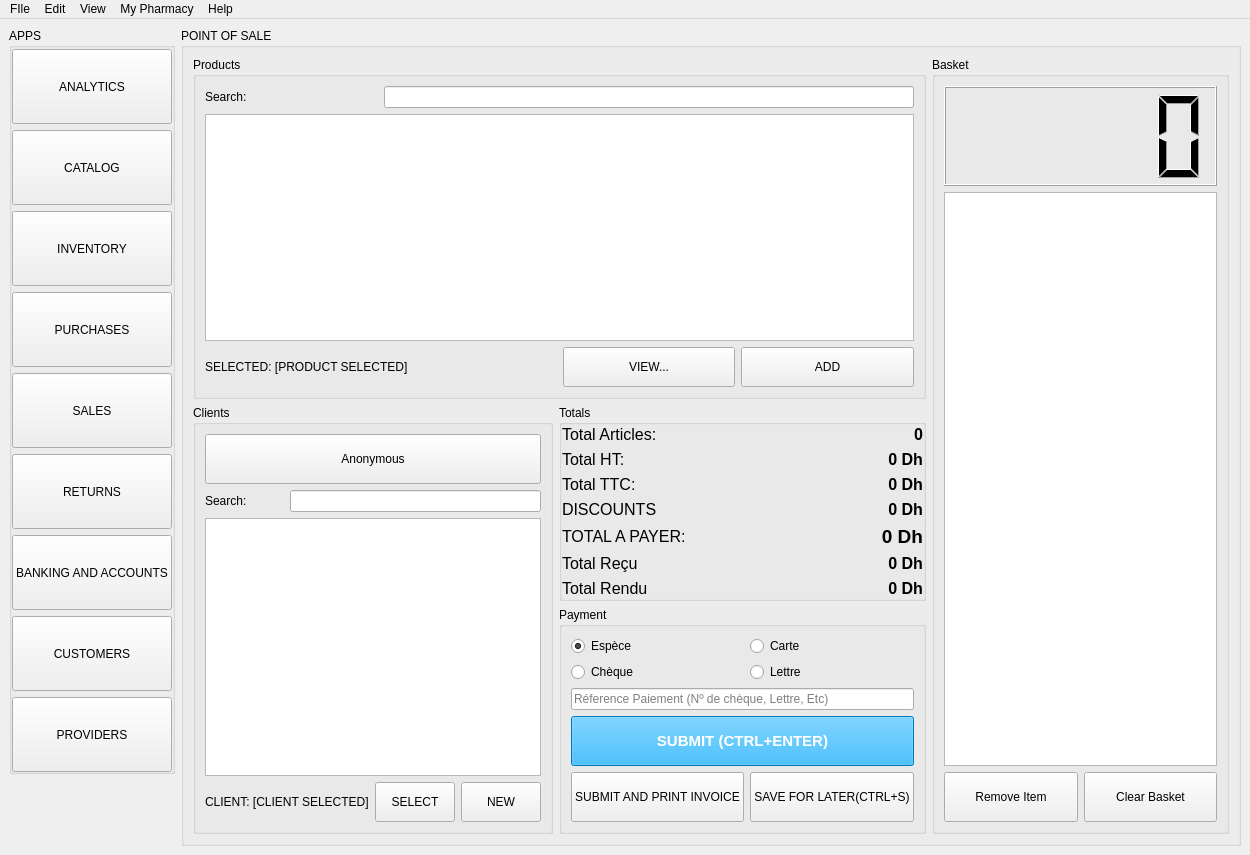
cubicalia/apotekia, file pos/pos_ui/PointOfSale.ui: the form before one commit.
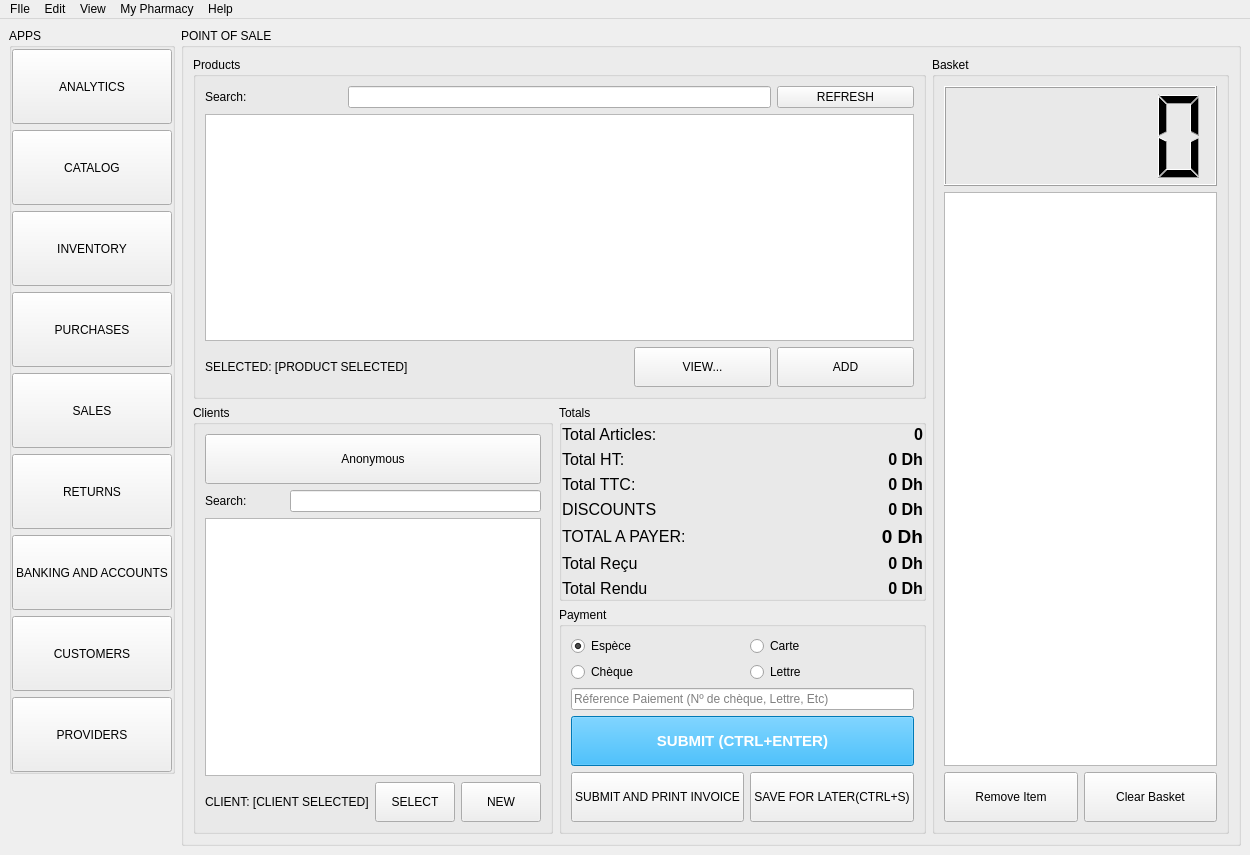
The form after the commit.

The edit to the form file:
```diff
--- a/pos/pos_ui/PointOfSale.ui
+++ b/pos/pos_ui/PointOfSale.ui
@@ -490,16 +490,6 @@
           <string>Products</string>
          </property>
          <layout class="QGridLayout" name="gridLayout_3">
-          <item row="0" column="0">
-           <widget class="QLabel" name="label">
-            <property name="text">
-             <string>Search:</string>
-            </property>
-           </widget>
-          </item>
-          <item row="0" column="1" colspan="3">
-           <widget class="QLineEdit" name="lineEdit"/>
-          </item>
           <item row="2" column="0" colspan="2">
            <widget class="QLabel" name="label_2">
             <property name="text">
@@ -507,45 +497,24 @@
             </property>
            </widget>
           </item>
-          <item row="2" column="2">
-           <widget class="QPushButton" name="pushButton_28">
-            <property name="minimumSize">
-             <size>
-              <width>0</width>
-              <height>40</height>
-             </size>
-            </property>
-            <property name="maximumSize">
-             <size>
-              <width>16777215</width>
-              <height>65</height>
-             </size>
-            </property>
+          <item row="0" column="1" colspan="3">
+           <widget class="QLineEdit" name="lineEdit"/>
+          </item>
+          <item row="0" column="0">
+           <widget class="QLabel" name="label">
             <property name="text">
-             <string>VIEW...</string>
+             <string>Search:</string>
             </property>
            </widget>
           </item>
-          <item row="2" column="3">
-           <widget class="QPushButton" name="pushButton_29">
-            <property name="minimumSize">
-             <size>
-              <width>0</width>
-              <height>40</height>
-             </size>
-            </property>
-            <property name="maximumSize">
-             <size>
-              <width>16777215</width>
-              <height>65</height>
-             </size>
-            </property>
+          <item row="0" column="4">
+           <widget class="QPushButton" name="refreshButton">
             <property name="text">
-             <string>ADD</string>
+             <string>REFRESH</string>
             </property>
            </widget>
           </item>
-          <item row="1" column="0" colspan="4">
+          <item row="1" column="0" colspan="5">
            <widget class="QTableView" name="tableView_2">
             <property name="editTriggers">
              <set>QAbstractItemView::NoEditTriggers</set>
@@ -567,6 +536,44 @@
             </attribute>
            </widget>
           </item>
+          <item row="2" column="4">
+           <widget class="QPushButton" name="pushButton_29">
+            <property name="minimumSize">
+             <size>
+              <width>0</width>
+              <height>40</height>
+             </size>
+            </property>
+            <property name="maximumSize">
+             <size>
+              <width>16777215</width>
+              <height>65</height>
+             </size>
+            </property>
+            <property name="text">
+             <string>ADD</string>
+            </property>
+           </widget>
+          </item>
+          <item row="2" column="3">
+           <widget class="QPushButton" name="pushButton_28">
+            <property name="minimumSize">
+             <size>
+              <width>0</width>
+              <height>40</height>
+             </size>
+            </property>
+            <property name="maximumSize">
+             <size>
+              <width>16777215</width>
+              <height>65</height>
+             </size>
+            </property>
+            <property name="text">
+             <string>VIEW...</string>
+            </property>
+           </widget>
+          </item>
          </layout>
         </widget>
        </item>
```
